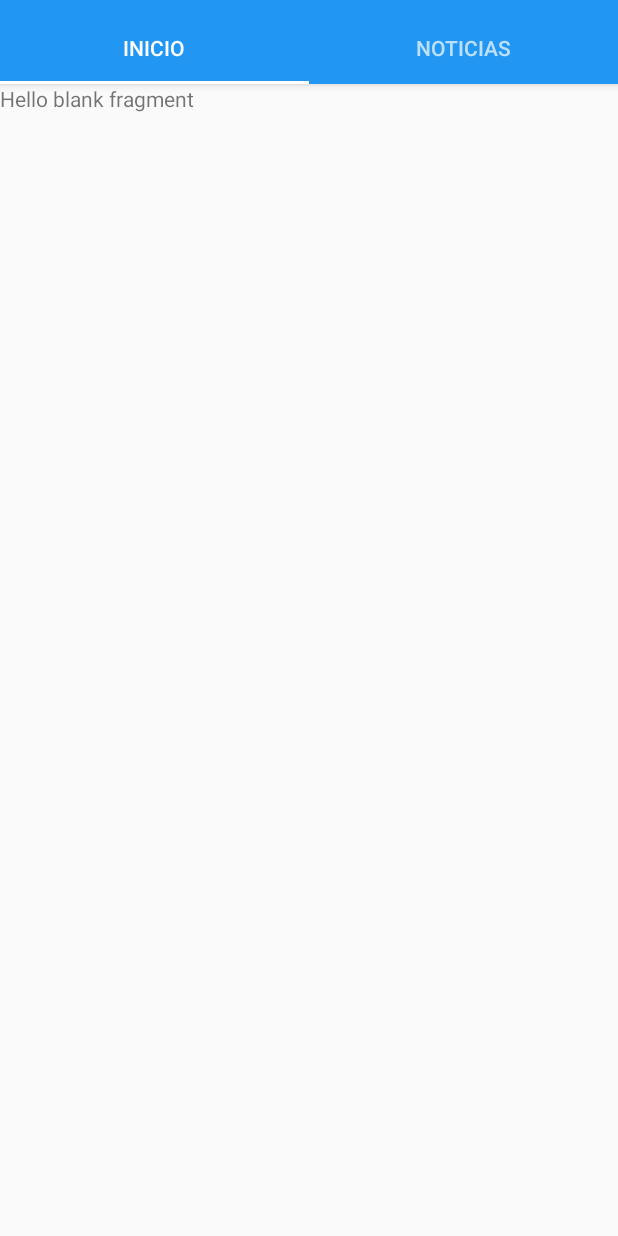
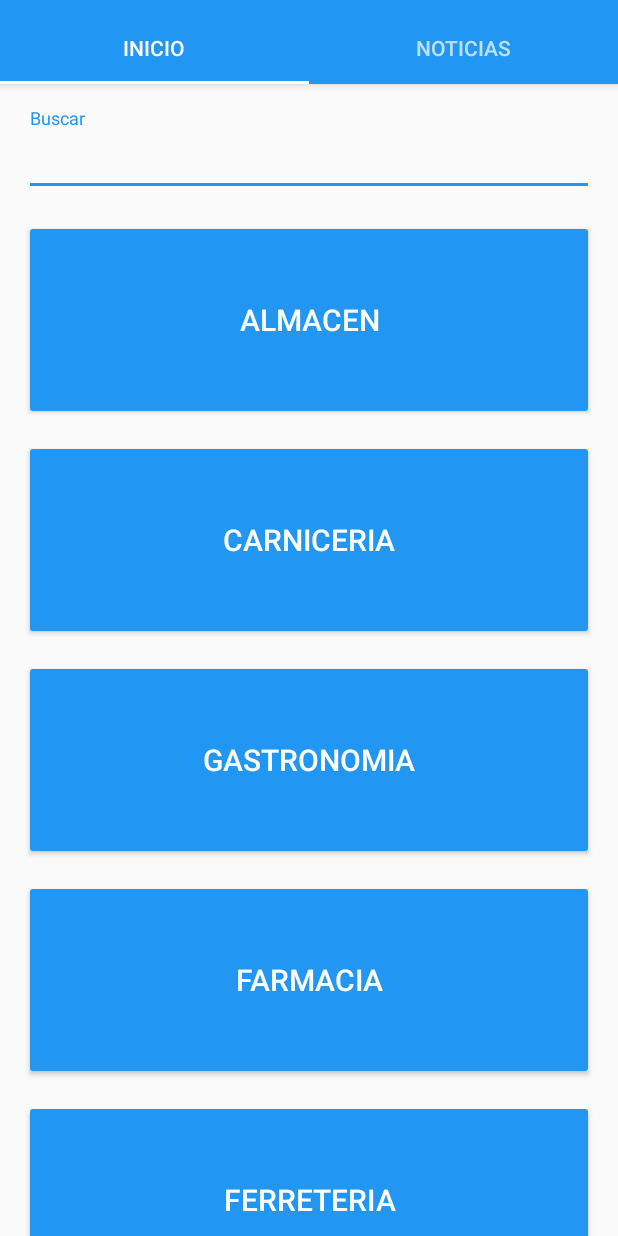
Before and after one commit to alexismorison95/concepcionApp, an Android app: the screen it shows after launch (MainActivity), on a phone screen of 412 x 824 dp. Run offline under Robolectric (Android 15) with nearby library versions, the phone set to English and light mode, and no system bars.

Commit message:
inicio con botones

```diff
--- a/app/src/main/java/com/morris/concepcionapp/ui/main/InicioFragment.kt
+++ b/app/src/main/java/com/morris/concepcionapp/ui/main/InicioFragment.kt
@@ -1,17 +1,33 @@
 package com.morris.concepcionapp.ui.main
 
+import android.graphics.Color
 import android.os.Bundle
 import androidx.fragment.app.Fragment
 import android.view.LayoutInflater
 import android.view.View
 import android.view.ViewGroup
+import android.widget.Button
+import android.widget.LinearLayout
+import androidx.coordinatorlayout.widget.CoordinatorLayout
+import androidx.core.view.marginBottom
 
 import com.morris.concepcionapp.R
+import kotlinx.android.synthetic.*
 
 // TODO: Rename parameter arguments, choose names that match
 // the fragment initialization parameters, e.g. ARG_ITEM_NUMBER
 private const val ARG_PARAM1 = "param1"
 private const val ARG_PARAM2 = "param2"
+private val categorias = arrayOf(
+    "Almacen",
+    "Carniceria",
+    "Gastronomia",
+    "Farmacia",
+    "Ferreteria",
+    "Limpieza",
+    "Panaderia",
+    "Otro"
+)
 
 /**
  * A simple [Fragment] subclass.
@@ -35,8 +51,36 @@ class InicioFragment : Fragment() {
         inflater: LayoutInflater, container: ViewGroup?,
         savedInstanceState: Bundle?
     ): View? {
+        // Set theme
+        context?.theme?.applyStyle(R.style.AppThemeInicio, true)
+
         // Inflate the layout for this fragment
-        return inflater.inflate(R.layout.fragment_inicio, container, false)
+        val view = inflater.inflate(R.layout.fragment_inicio, container, false)
+
+        val categoriasLayout = view.findViewById<LinearLayout>(R.id.listaCategoriasLayout)
+
+        // set categorias
+        for (categoria in categorias) {
+
+            val button = Button(view.context)
+            button.text = categoria
+            button.setTextColor(Color.WHITE)
+
+            val param = LinearLayout.LayoutParams(
+                LinearLayout.LayoutParams.MATCH_PARENT,
+                200)
+
+            if (param != null) {
+                param.setMargins(0, 0, 0, 20)
+            }
+            button.layoutParams = param
+
+            categoriasLayout.addView(button)
+
+        }
+
+        // Inflate the layout for this fragment
+        return view
     }
 
     companion object {
--- a/app/src/main/res/layout/fragment_inicio.xml
+++ b/app/src/main/res/layout/fragment_inicio.xml
@@ -1,14 +1,47 @@
 <?xml version="1.0" encoding="utf-8"?>
-<FrameLayout xmlns:android="http://schemas.android.com/apk/res/android"
+<androidx.coordinatorlayout.widget.CoordinatorLayout xmlns:android="http://schemas.android.com/apk/res/android"
     xmlns:tools="http://schemas.android.com/tools"
     android:layout_width="match_parent"
     android:layout_height="match_parent"
+    xmlns:app="http://schemas.android.com/apk/res-auto"
     tools:context=".ui.main.InicioFragment">
 
-    <!-- TODO: Update blank fragment layout -->
-    <TextView
+    <ScrollView
         android:layout_width="match_parent"
-        android:layout_height="match_parent"
-        android:text="@string/hello_blank_fragment" />
+        android:layout_height="match_parent">
 
-</FrameLayout>
+        <LinearLayout
+            android:layout_width="match_parent"
+            android:layout_height="wrap_content"
+            android:orientation="vertical"
+            android:layout_marginTop="16dp"
+            android:layout_marginLeft="16dp"
+            android:layout_marginRight="16dp">
+
+            <com.google.android.material.textfield.TextInputLayout
+                android:layout_width="match_parent"
+                android:layout_height="wrap_content">
+
+                <com.google.android.material.textfield.TextInputEditText
+                    android:layout_width="match_parent"
+                    android:layout_height="wrap_content"
+                    android:hint="@string/buscar"
+                    android:imeOptions="actionDone"
+                    android:singleLine="true"
+                    android:layout_marginBottom="16dp"/>
+
+            </com.google.android.material.textfield.TextInputLayout>
+
+            <LinearLayout
+                android:id="@+id/listaCategoriasLayout"
+                android:layout_width="match_parent"
+                android:layout_height="wrap_content"
+                android:orientation="vertical"
+                android:layout_marginBottom="20dp">
+            </LinearLayout>
+
+        </LinearLayout>
+
+    </ScrollView>
+
+</androidx.coordinatorlayout.widget.CoordinatorLayout>
--- a/app/src/main/res/layout/fragment_noticias.xml
+++ b/app/src/main/res/layout/fragment_noticias.xml
@@ -1,14 +1,10 @@
 <?xml version="1.0" encoding="utf-8"?>
-<FrameLayout xmlns:android="http://schemas.android.com/apk/res/android"
+<FrameLayout
+    xmlns:android="http://schemas.android.com/apk/res/android"
     xmlns:tools="http://schemas.android.com/tools"
     android:layout_width="match_parent"
     android:layout_height="match_parent"
     tools:context=".ui.main.NoticiasFragment">
 
-    <!-- TODO: Update blank fragment layout -->
-    <TextView
-        android:layout_width="match_parent"
-        android:layout_height="match_parent"
-        android:text="@string/hello_blank_fragment" />
 
 </FrameLayout>
--- a/app/src/main/res/values/colors.xml
+++ b/app/src/main/res/values/colors.xml
@@ -3,4 +3,6 @@
     <color name="colorPrimary">#2196F3</color>
     <color name="colorPrimaryDark">#2196F3</color>
     <color name="colorAccent">#FFFFFF</color>
+    <color name="colorBlack">#000000</color>
+    <color name="colorText">#6A6A6A</color>
 </resources>
--- a/app/src/main/res/values/strings.xml
+++ b/app/src/main/res/values/strings.xml
@@ -2,7 +2,5 @@
     <string name="app_name">Concepción App</string>
     <string name="tab_text_1">Inicio</string>
     <string name="tab_text_2">Noticias</string>
-
-    <!-- TODO: Remove or change this placeholder text -->
-    <string name="hello_blank_fragment">Hello blank fragment</string>
+    <string name="buscar">Buscar</string>
 </resources>
--- a/app/src/main/res/values/styles.xml
+++ b/app/src/main/res/values/styles.xml
@@ -8,9 +8,18 @@
         <item name="colorAccent">@color/colorAccent</item>
     </style>
 
-    <style name="AppTheme.NoActionBar">
-        <item name="windowActionBar">false</item>
-        <item name="windowNoTitle">true</item>
+    <style name="AppThemeInicio" parent="Theme.AppCompat.Light.NoActionBar">
+        <!-- Customize your theme here. -->
+        <item name="colorPrimary">@color/colorPrimary</item>
+        <item name="colorPrimaryDark">@color/colorPrimaryDark</item>
+        <item name="colorAccent">@color/colorPrimary</item>
+        <item name="colorControlNormal">@color/colorText</item>
+        <item name="colorControlActivated">@color/colorPrimary</item>
+        <item name="android:textColor">@color/colorBlack</item>
+        <item name="android:textSize">20sp</item>
+
+        <item name="colorButtonNormal">@color/colorPrimary</item>
+        <item name="colorControlHighlight">@color/colorPrimaryDark</item>
     </style>
 
     <style name="AppTheme.AppBarOverlay" parent="ThemeOverlay.AppCompat.Dark.ActionBar" />
```
